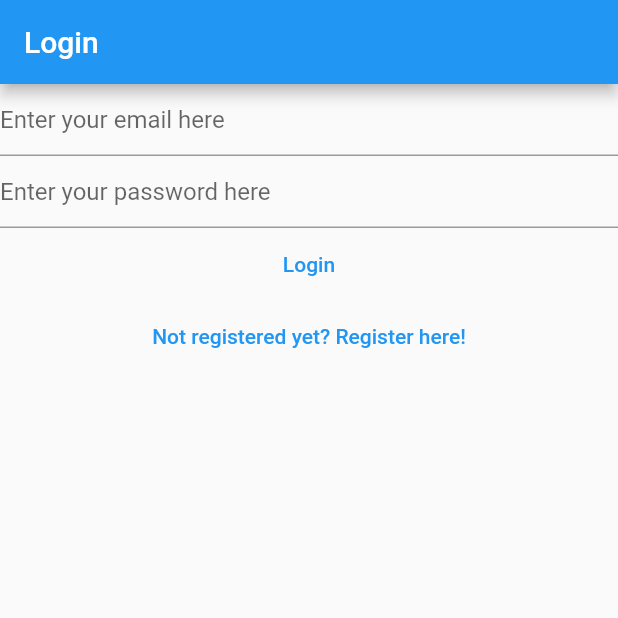
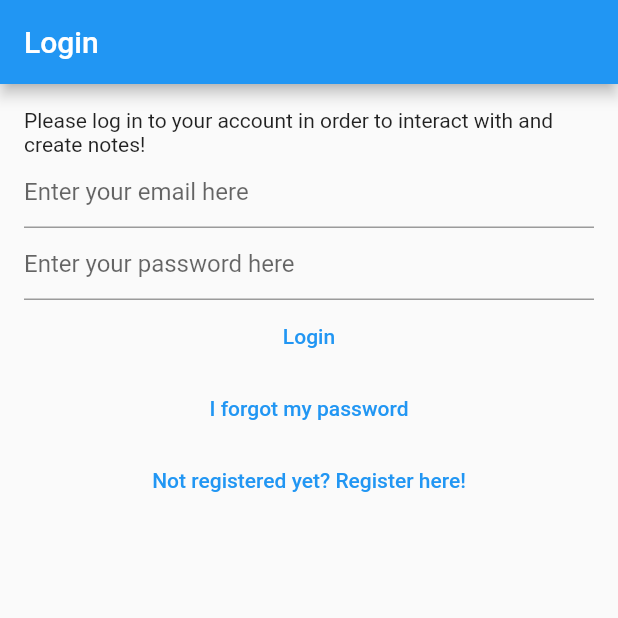
Before and after one commit to skyturkish/chatting, a Flutter app: the screen it shows after launch, on a phone screen of 412 x 824 dp, the top half of it. Run offline on Flutter 3.47's test engine with Material 2 defaults, Android fonts, the phone set to English and light mode, and no system bars; our stand-ins replace cloud_firestore, equatable, firebase_auth, firebase_core, flutter_bloc, share_plus; accounts and stored records are empty.

Commit message:
resetPassword

```diff
--- a/lib/helpers/loading/loading_screen_controller.dart
+++ b/lib/helpers/loading/loading_screen_controller.dart
@@ -1,5 +1,3 @@
-import 'dart:ui';
-
 import 'package:flutter/foundation.dart' show immutable;
 
 typedef CloseLoadingScreen = bool Function();
--- a/lib/main.dart
+++ b/lib/main.dart
@@ -7,6 +7,7 @@
 import 'package:groupnotes/services/auth/bloc/auth_state.dart';
 import 'package:groupnotes/services/auth/firebase_auth_provider.dart';
 import 'package:groupnotes/views/VerifyEmailView.dart';
+import 'package:groupnotes/views/forgot_password_view.dart';
 import 'package:groupnotes/views/login_view.dart';
 import 'package:groupnotes/views/notes/create_update_note_view.dart';
 import 'package:groupnotes/views/notes/notes_view.dart';
@@ -56,6 +57,8 @@
           return const VerifyEmailView();
         } else if (state is AuthStateLoggedOut) {
           return const LoginView();
+        } else if (state is AuthStateForgotPassword) {
+          return const ForgotPasswordView();
         } else if (state is AuthStateRegistering) {
           return const RegisterView();
         } else {
--- a/lib/services/auth/auth_provider.dart
+++ b/lib/services/auth/auth_provider.dart
@@ -15,4 +15,5 @@
   });
   Future<void> logOut();
   Future<void> sendEmailVerification();
+  Future<void> sendPasswordReset({required String toEmail});
 }
--- a/lib/services/auth/auth_service.dart
+++ b/lib/services/auth/auth_service.dart
@@ -32,4 +32,7 @@
 
   @override
   Future<void> initialize() => provider.initialize();
+
+  @override
+  Future<void> sendPasswordReset({required String toEmail}) => provider.sendPasswordReset(toEmail: toEmail);
 }
--- a/lib/services/auth/bloc/auth_event.dart
+++ b/lib/services/auth/bloc/auth_event.dart
@@ -29,6 +29,12 @@
   const AuthEventShouldRegister();
 }
 
+class AuthEventForgotPassword extends AuthEvent {
+  final String? email;
+
+  const AuthEventForgotPassword({this.email});
+}
+
 class AuthEventLogOut extends AuthEvent {
   const AuthEventLogOut();
 }
--- a/lib/services/auth/bloc/auth_state.dart
+++ b/lib/services/auth/bloc/auth_state.dart
@@ -23,6 +23,16 @@
   final Exception? exception;
   const AuthStateRegistering({
     required this.exception,
+    required bool isLoading,
+  }) : super(isLoading: isLoading);
+}
+
+class AuthStateForgotPassword extends AuthState {
+  final Exception? exception;
+  final bool hasSentEmail;
+  const AuthStateForgotPassword({
+    required this.exception,
+    required this.hasSentEmail,
     required bool isLoading,
   }) : super(isLoading: isLoading);
 }
--- /dev/null
+++ b/lib/utilities/dialogs/password_reset_email_send_dialog.dart
@@ -0,0 +1,12 @@
+import 'package:flutter/cupertino.dart';
+import 'package:groupnotes/utilities/dialogs/generic_dialog.dart';
+
+Future<void> showPasswordResetSentDialog(BuildContext context) {
+  return showGenericDialog(
+      context: context,
+      title: 'Password reset',
+      content: 'We have now sent you a pssword reset link. Please Chech your email for more information',
+      optionsBuilder: () => {
+            'OK': null,
+          });
+}
--- a/lib/views/login_view.dart
+++ b/lib/views/login_view.dart
@@ -37,7 +37,7 @@
       listener: (context, state) async {
         if (state is AuthStateLoggedOut) {
           if (state.exception is UserNotFoundAuthException) {
-            await showErrorDialog(context, 'User not found');
+            await showErrorDialog(context, 'Cannot find a user with the entered credentials!');
           } else if (state.exception is WrongPasswordAuthExpection) {
             await showErrorDialog(context, 'Wrong credentials');
           } else if (state.exception is GenericAuthException) {
@@ -49,8 +49,11 @@
         appBar: AppBar(
           title: const Text('Login'),
         ),
-        body: Column(
+        body: Padding(
+          padding: const EdgeInsets.all(16.0),
+          child: Column(
             children: [
+              const Text('Please log in to your account in order to interact with and create notes!'),
               TextField(
                 controller: _email,
                 enableSuggestions: false,
@@ -83,12 +86,21 @@
               TextButton(
                 onPressed: () {
                   context.read<AuthBloc>().add(
+                        const AuthEventForgotPassword(),
+                      );
+                },
+                child: const Text('I forgot my password'),
+              ),
+              TextButton(
+                onPressed: () {
+                  context.read<AuthBloc>().add(
                         const AuthEventShouldRegister(),
                       );
                 },
                 child: const Text('Not registered yet? Register here!'),
-            )
+              ),
             ],
+          ),
         ),
       ),
     );
```
Also changed, not shown: lib/services/auth/bloc/auth_bloc.dart (+41 -0 lines), lib/services/auth/firebase_auth_provider.dart (+18 -0 lines), lib/views/forgot_password_view.dart (added, +88 -0 lines), lib/views/register_view.dart (+13 -1 lines), 1 other file. Lines whose indentation alone changed are shown as unchanged.
